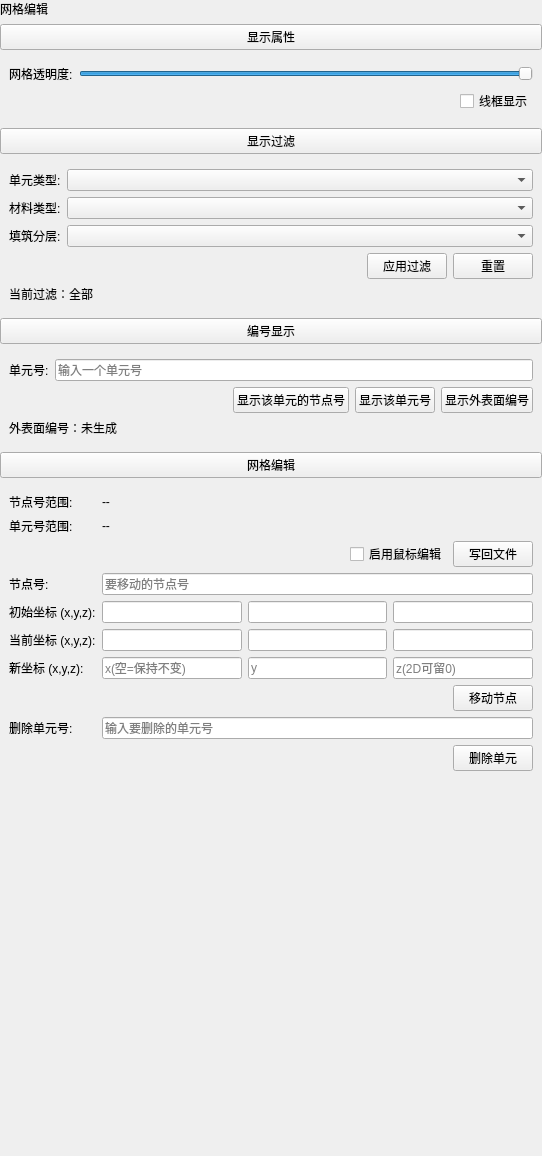
Old version of the form plugins/Base_Mesh/GridEditingWidget.ui in the repository asd977/base_cae.
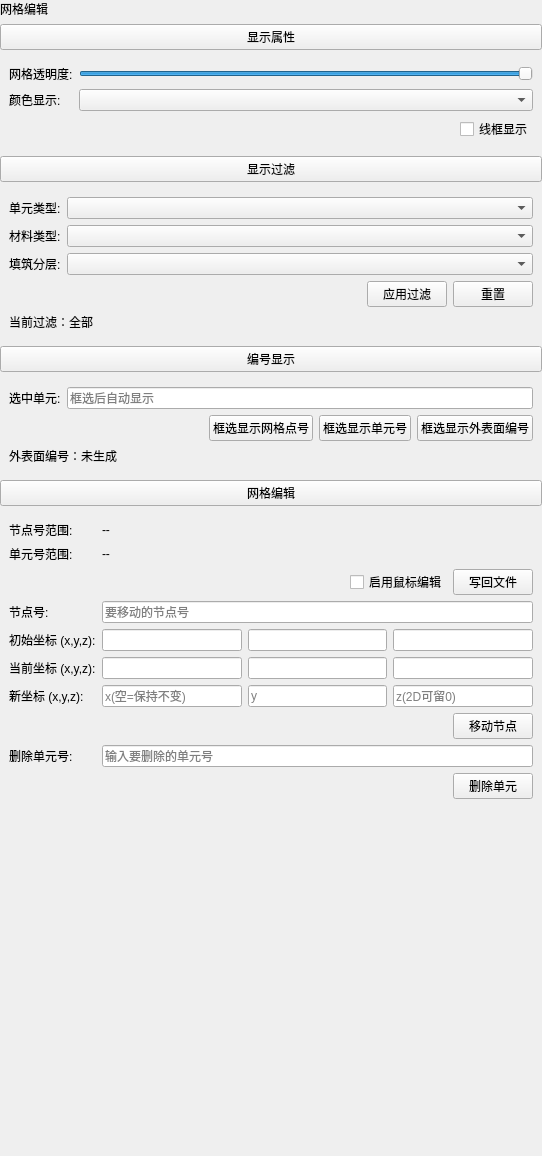
New version of the form.

Commit message: Fix grid edit filtering and add label selection

```diff
--- a/plugins/Base_Mesh/GridEditingWidget.ui
+++ b/plugins/Base_Mesh/GridEditingWidget.ui
@@ -69,6 +69,16 @@
         </property>
        </widget>
       </item>
+      <item row="1" column="0">
+       <widget class="QLabel" name="labelColorMode">
+        <property name="text">
+         <string>颜色显示:</string>
+        </property>
+       </widget>
+      </item>
+      <item row="1" column="1">
+       <widget class="QComboBox" name="comboBoxColorMode"/>
+      </item>
       <item row="2" column="0" colspan="2">
        <layout class="QHBoxLayout" name="horizontalLayout_3">
         <item>
@@ -216,15 +226,18 @@
      <layout class="QGridLayout" name="gridLayout_4">
       <item row="0" column="1">
        <widget class="QLineEdit" name="lineEditElemIdForLabels">
+        <property name="readOnly">
+         <bool>true</bool>
+        </property>
         <property name="placeholderText">
-         <string>输入一个单元号</string>
+         <string>框选后自动显示</string>
         </property>
        </widget>
       </item>
       <item row="0" column="0">
        <widget class="QLabel" name="labelElemForLabels">
         <property name="text">
-         <string>单元号:</string>
+         <string>选中单元:</string>
         </property>
        </widget>
       </item>
@@ -246,21 +259,21 @@
         <item>
          <widget class="QPushButton" name="pushButtonShowNodeLabels">
           <property name="text">
-           <string>显示该单元的节点号</string>
+           <string>框选显示网格点号</string>
           </property>
          </widget>
         </item>
         <item>
          <widget class="QPushButton" name="pushButtonShowElemLabel">
           <property name="text">
-           <string>显示该单元号</string>
+           <string>框选显示单元号</string>
           </property>
          </widget>
         </item>
         <item>
          <widget class="QPushButton" name="pushButtonShowSurfaceLabels">
           <property name="text">
-           <string>显示外表面编号</string>
+           <string>框选显示外表面编号</string>
           </property>
          </widget>
         </item>
```
The commit also changes 2 other files.
